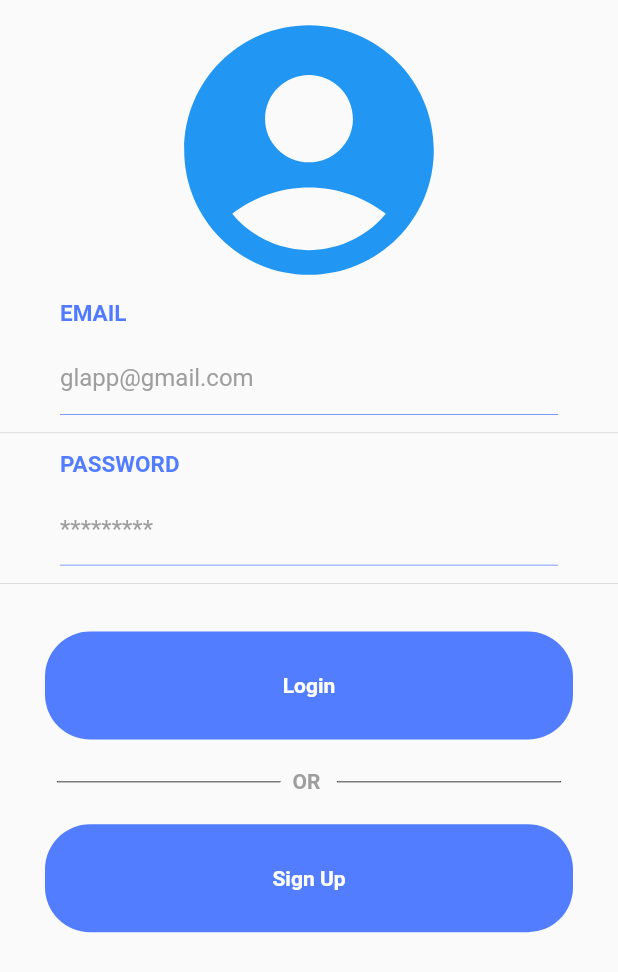
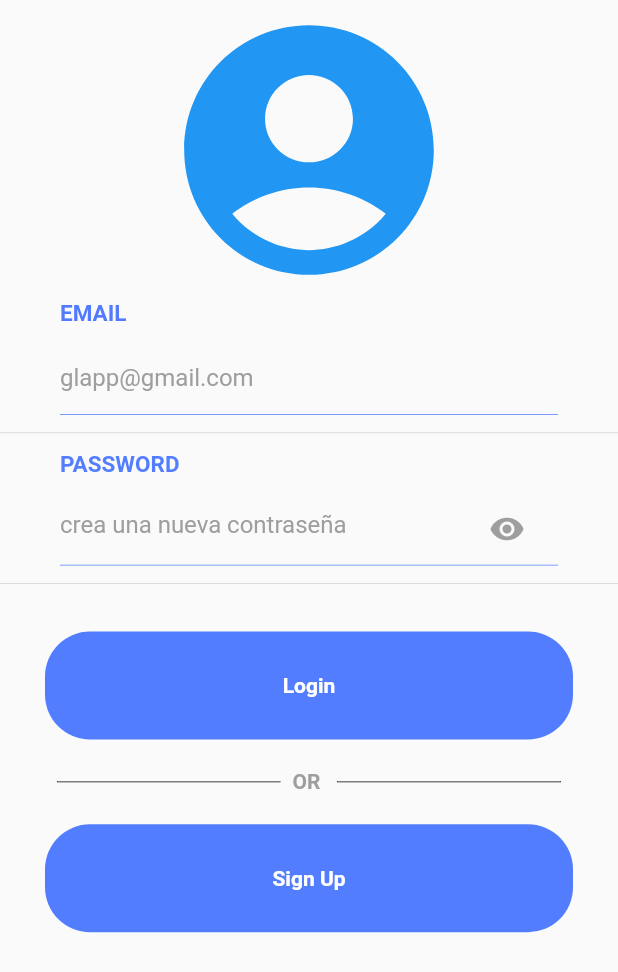
Before and after one commit to Magnico/f_glapp_frontend, a Flutter app: the screen it shows after launch, after a tap on the "add" icon, on a phone screen of 412 x 824 dp. Shown: the top 972 px of the screen. Run offline on Flutter 3.47's test engine with Material 2 defaults, Android fonts, the phone set to English and light mode, and no system bars; our stand-ins replace datetime_picker_formfield, geolocator, get, google_maps_flutter, loggy, select_form_field; missing offline and left inert: google_place; network calls fail.

Commit message:
signup y correción del campo password

```diff
--- a/lib/ui/Widgets/button.dart
+++ b/lib/ui/Widgets/button.dart
@@ -30,7 +30,7 @@ class BTNavigation extends StatelessWidget {
                 backgroundColor: const Color.fromARGB(255, 82, 125, 255),
               ),
               onPressed: () {
-                callback != Null
+                callback != null
                     ? callback!()
                     : Navigator.push(
                         context,
--- /dev/null
+++ b/lib/ui/Widgets/passwordField.dart
@@ -0,0 +1,43 @@
+// create flutter widget
+
+import 'package:flutter/cupertino.dart';
+import 'package:flutter/material.dart';
+
+class PasswordField extends StatefulWidget {
+  PasswordField(this.passwordController, {Key? key}) : super(key: key);
+
+  TextEditingController passwordController;
+  bool visible = false;
+
+  @override
+  State<PasswordField> createState() => _PasswordFieldState();
+}
+
+class _PasswordFieldState extends State<PasswordField> {
+  @override
+  Widget build(BuildContext context) {
+    return Expanded(
+      child: TextField(
+        obscureText: !widget.visible,
+        controller: widget.passwordController,
+        keyboardType: TextInputType.visiblePassword,
+        textAlign: TextAlign.left,
+        decoration: InputDecoration(
+          border: InputBorder.none,
+          hintText: 'crea una nueva contraseña',
+          hintStyle: TextStyle(color: Colors.grey),
+          suffixIcon: InkWell(
+            onTap: () => setState(() => {
+                  widget.visible = !widget.visible,
+                }),
+            focusNode: FocusNode(skipTraversal: true),
+            child: Icon(
+              !widget.visible ? Icons.visibility : Icons.visibility_off,
+              color: Colors.grey,
+            ),
+          ),
+        ),
+      ),
+    );
+  }
+}
--- a/lib/ui/pages/login.dart
+++ b/lib/ui/pages/login.dart
@@ -1,4 +1,5 @@
 import 'package:f_shopping_app/ui/Widgets/button.dart';
+import 'package:f_shopping_app/ui/Widgets/passwordField.dart';
 import 'package:f_shopping_app/ui/pages/home_page.dart';
 import 'package:f_shopping_app/ui/pages/sign_up.dart';
 import 'package:flutter/material.dart';
@@ -34,6 +35,8 @@ class Login_Form extends State<Login> {
 
     // si la respuesta es 200 (ok)
     if (response.statusCode == 200) {
+      // ToDO guardar jwt en shared preferences
+
       // redireccionar a la pagina de inicio
       Navigator.push(
         context,
@@ -145,20 +148,7 @@ class Login_Form extends State<Login> {
           child: Row(
             crossAxisAlignment: CrossAxisAlignment.center,
             mainAxisAlignment: MainAxisAlignment.start,
-            children: <Widget>[
-              Expanded(
-                child: TextField(
-                  controller: passwordController,
-                  obscureText: true,
-                  textAlign: TextAlign.left,
-                  decoration: const InputDecoration(
-                    border: InputBorder.none,
-                    hintText: '*********',
-                    hintStyle: TextStyle(color: Colors.grey),
-                  ),
-                ),
-              ),
-            ],
+            children: <Widget>[PasswordField(passwordController)],
           ),
         ),
         const Divider(
```
Also changed, not shown: lib/ui/pages/sign_up.dart (+66 -72 lines).
